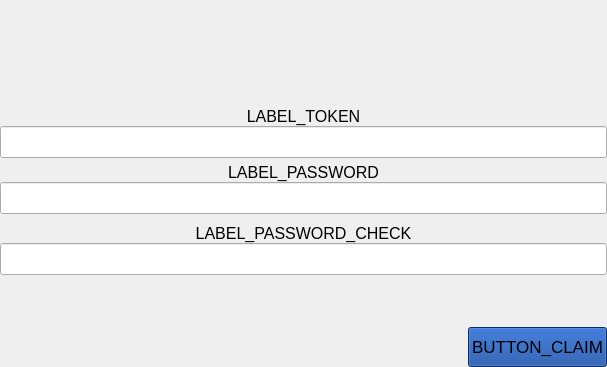
Old version of the form parsec/core/gui/forms/claim_device_widget.ui in the repository Scille/parsec-cloud.
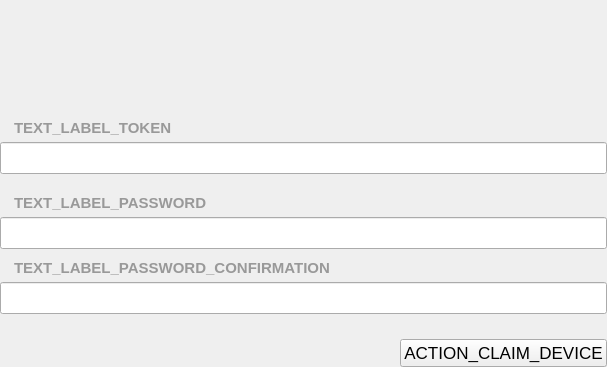
New version of the form. Custom widgets are drawn as their Qt base class.

Commit message: Moved GUI to the new design: new style, new translations, new icons, fixed some functionalities

The edit to the form file:
```diff
--- a/parsec/core/gui/forms/claim_device_widget.ui
+++ b/parsec/core/gui/forms/claim_device_widget.ui
@@ -20,24 +20,15 @@
    <string>Form</string>
   </property>
   <property name="styleSheet">
-   <string notr="true">#button_claim
-{
-background-color: rgb(12, 65, 156);
-height: 32px;
-}
-
-#button_claim:pressed
-{
-background-color: rgb(32, 85, 176);
-}
-
-#button_claim:disabled
-{
-background-color: rgb(112, 112, 112);
-color: rgb(255, 255, 255);
+   <string notr="true">#label_token, #label_password, #label_confirmation {
+	color: #999999;
+	padding-left: 10px;
 }</string>
   </property>
   <layout class="QVBoxLayout" name="verticalLayout_4">
+   <property name="spacing">
+    <number>30</number>
+   </property>
    <property name="leftMargin">
     <number>0</number>
    </property>
@@ -84,7 +75,7 @@
      </property>
      <layout class="QVBoxLayout" name="verticalLayout">
       <property name="spacing">
-       <number>5</number>
+       <number>20</number>
       </property>
       <property name="leftMargin">
        <number>0</number>
@@ -101,23 +92,22 @@
       <item>
        <layout class="QVBoxLayout" name="verticalLayout_7">
         <property name="spacing">
-         <number>0</number>
+         <number>5</number>
         </property>
         <item>
-         <widget class="QLabel" name="label_8">
+         <widget class="QLabel" name="label_token">
           <property name="font">
            <font>
-            <pointsize>12</pointsize>
+            <pointsize>11</pointsize>
+            <weight>75</weight>
+            <bold>true</bold>
            </font>
           </property>
-          <property name="styleSheet">
-           <string notr="true"/>
-          </property>
           <property name="text">
-           <string>LABEL_TOKEN</string>
+           <string>TEXT_LABEL_TOKEN</string>
           </property>
           <property name="alignment">
-           <set>Qt::AlignCenter</set>
+           <set>Qt::AlignLeading|Qt::AlignLeft|Qt::AlignVCenter</set>
           </property>
          </widget>
         </item>
@@ -134,6 +124,9 @@
             <pointsize>12</pointsize>
            </font>
           </property>
+          <property name="placeholderText">
+           <string/>
+          </property>
          </widget>
         </item>
        </layout>
@@ -159,23 +152,22 @@
          <item>
           <layout class="QVBoxLayout" name="verticalLayout_8">
            <property name="spacing">
-            <number>0</number>
+            <number>5</number>
            </property>
            <item>
-            <widget class="QLabel" name="label_2">
+            <widget class="QLabel" name="label_password">
              <property name="font">
               <font>
-               <pointsize>12</pointsize>
+               <pointsize>11</pointsize>
+               <weight>75</weight>
+               <bold>true</bold>
               </font>
              </property>
-             <property name="styleSheet">
-              <string notr="true"/>
-             </property>
              <property name="text">
-              <string>LABEL_PASSWORD</string>
+              <string>TEXT_LABEL_PASSWORD</string>
              </property>
              <property name="alignment">
-              <set>Qt::AlignCenter</set>
+              <set>Qt::AlignLeading|Qt::AlignLeft|Qt::AlignVCenter</set>
              </property>
             </widget>
            </item>
@@ -192,15 +184,15 @@
                <pointsize>12</pointsize>
               </font>
              </property>
-             <property name="styleSheet">
-              <string notr="true"/>
-             </property>
              <property name="text">
               <string/>
              </property>
              <property name="echoMode">
               <enum>QLineEdit::Password</enum>
              </property>
+             <property name="placeholderText">
+              <string/>
+             </property>
             </widget>
            </item>
           </layout>
@@ -208,23 +200,22 @@
          <item>
           <layout class="QVBoxLayout" name="verticalLayout_9">
            <property name="spacing">
-            <number>0</number>
+            <number>5</number>
            </property>
            <item>
-            <widget class="QLabel" name="label_6">
+            <widget class="QLabel" name="label_confirmation">
              <property name="font">
               <font>
-               <pointsize>12</pointsize>
+               <pointsize>11</pointsize>
+               <weight>75</weight>
+               <bold>true</bold>
               </font>
              </property>
-             <property name="styleSheet">
-              <string notr="true"/>
-             </property>
              <property name="text">
-              <string>LABEL_PASSWORD_CHECK</string>
+              <string>TEXT_LABEL_PASSWORD_CONFIRMATION</string>
              </property>
              <property name="alignment">
-              <set>Qt::AlignCenter</set>
+              <set>Qt::AlignLeading|Qt::AlignLeft|Qt::AlignVCenter</set>
              </property>
             </widget>
            </item>
@@ -244,36 +235,15 @@
              <property name="echoMode">
               <enum>QLineEdit::Password</enum>
              </property>
+             <property name="placeholderText">
+              <string/>
+             </property>
             </widget>
            </item>
           </layout>
          </item>
          <item>
-          <layout class="QHBoxLayout" name="horizontalLayout">
-           <item>
-            <widget class="QLabel" name="label_password_strength">
-             <property name="minimumSize">
-              <size>
-               <width>0</width>
-               <height>32</height>
-              </size>
-             </property>
-             <property name="font">
-              <font>
-               <pointsize>12</pointsize>
-               <weight>75</weight>
-               <bold>true</bold>
-              </font>
-             </property>
-             <property name="text">
-              <string/>
-             </property>
-             <property name="alignment">
-              <set>Qt::AlignCenter</set>
-             </property>
-            </widget>
-           </item>
-          </layout>
+          <layout class="QHBoxLayout" name="layout_password_strength"/>
          </item>
         </layout>
        </widget>
@@ -300,20 +270,23 @@
          </spacer>
         </item>
         <item>
-         <widget class="PointingHandButton" name="button_claim">
+         <widget class="QPushButton" name="button_claim">
           <property name="font">
            <font>
             <pointsize>13</pointsize>
            </font>
           </property>
+          <property name="cursor">
+           <cursorShape>PointingHandCursor</cursorShape>
+          </property>
+          <property name="toolTip">
+           <string>TEXT_CLAIM_DEVICE_TOOLTIP</string>
+          </property>
           <property name="layoutDirection">
            <enum>Qt::RightToLeft</enum>
           </property>
-          <property name="styleSheet">
-           <string notr="true"/>
-          </property>
           <property name="text">
-           <string>BUTTON_CLAIM</string>
+           <string>ACTION_CLAIM_DEVICE</string>
           </property>
           <property name="iconSize">
            <size>
@@ -333,13 +306,6 @@
    </item>
   </layout>
  </widget>
- <customwidgets>
-  <customwidget>
-   <class>PointingHandButton</class>
-   <extends>QPushButton</extends>
-   <header>parsec.core.gui.custom_widgets</header>
-  </customwidget>
- </customwidgets>
  <resources/>
  <connections/>
 </ui>
```
The commit also changes 1063 other files.
